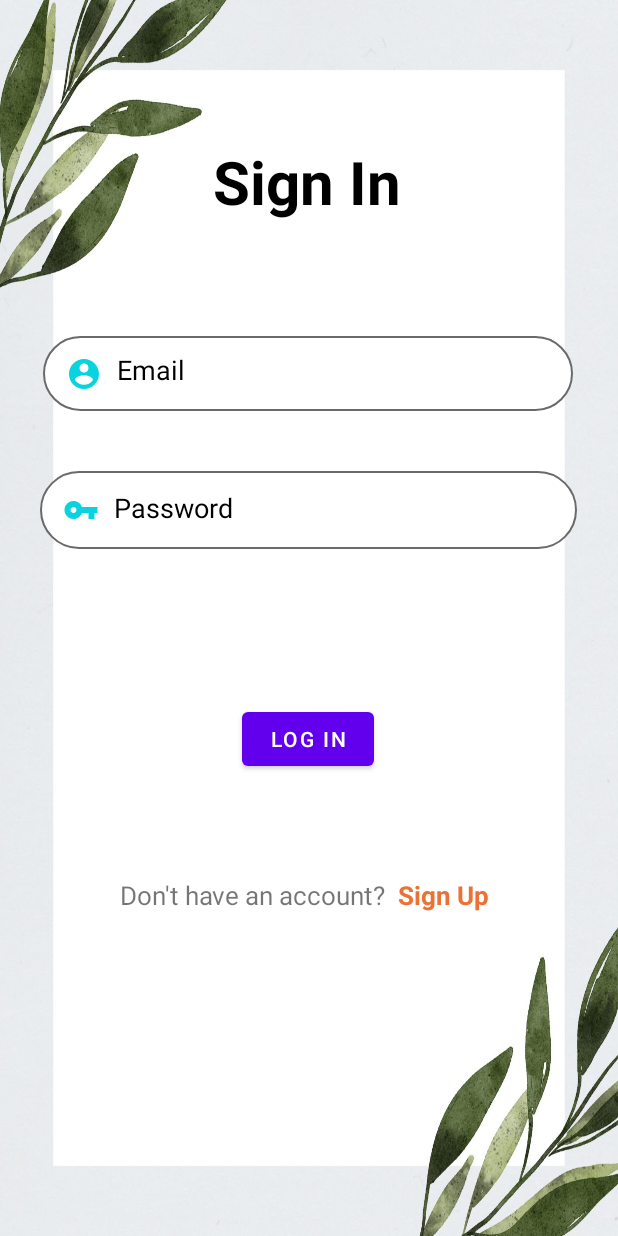
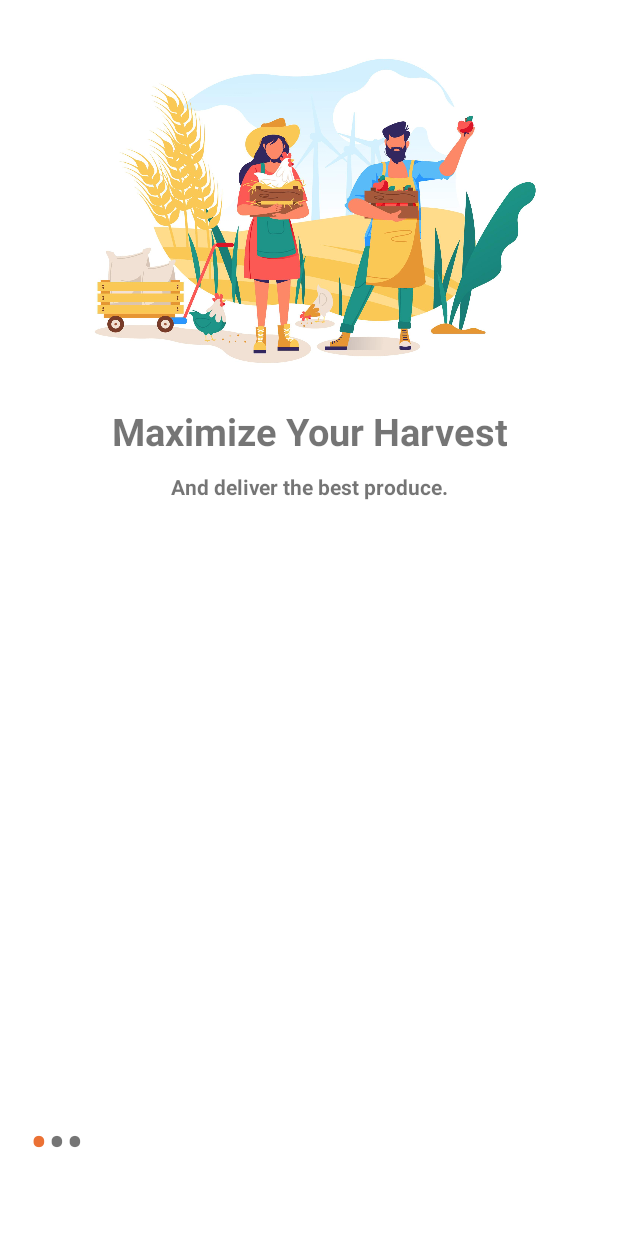
Before and after one commit to harisj58/farmer-vision, an Android app: the screen it shows after launch (LoginActivity before the commit, OnboardingActivity after it), on a phone screen of 412 x 824 dp. Run offline under Robolectric (Android 15) with nearby library versions, the phone set to English and light mode, and no system bars; our stand-ins replace Firebase (no records; nobody signed in at launch, a user with empty details on screens opened directly).

Commit message:
Added onboarding screen

```diff
--- a/app/src/main/AndroidManifest.xml
+++ b/app/src/main/AndroidManifest.xml
@@ -15,6 +15,10 @@
         android:roundIcon="@mipmap/ic_launcher_round"
         android:taskAffinity=""
         tools:ignore="AllowBackup">
+        <activity
+            android:name=".OnboardingActivity"
+            android:exported="false"
+            android:theme="@style/Theme.MaterialComponents.Light.NoActionBar"/>
         <activity
             android:name=".Cameralist"
             android:exported="false"
--- a/app/src/main/java/org/tensorflow/lite/examples/objectdetection/LoginActivity.java
+++ b/app/src/main/java/org/tensorflow/lite/examples/objectdetection/LoginActivity.java
@@ -1,6 +1,7 @@
 package org.tensorflow.lite.examples.objectdetection;
 
 import android.content.Intent;
+import android.content.SharedPreferences;
 import android.os.Bundle;
 import android.view.View;
 import android.widget.Button;
@@ -23,6 +24,8 @@ public class LoginActivity extends AppCompatActivity {
     Button btnlogin;
     TextView btnsignup;
     FirebaseAuth mAuth;
+
+    SharedPreferences sharedPreferences;
 
 
     @Override
@@ -66,6 +69,18 @@ public class LoginActivity extends AppCompatActivity {
             }
         });
 
+        sharedPreferences=getSharedPreferences("onBoardingScreen", MODE_PRIVATE);
+        boolean isFirstTime=sharedPreferences.getBoolean("firstTime", true);
+        if(isFirstTime)
+        {
+            SharedPreferences.Editor editor=sharedPreferences.edit();
+            editor.putBoolean("firstTime",false);
+            editor.commit();
+            Intent intent=new Intent(LoginActivity.this, OnboardingActivity.class);
+            startActivity(intent);
+            finish();
+        }
+
         btnsignup.setOnClickListener(new View.OnClickListener() {
             @Override
             public void onClick(View view) {
@@ -73,6 +88,8 @@ public class LoginActivity extends AppCompatActivity {
             }
         });
 
+        if(!isFirstTime)
+        {
             FirebaseUser mFireBaseUser = mAuth.getCurrentUser();
             if (mFireBaseUser != null) {
                 Toast.makeText(LoginActivity.this, "You are logged in", Toast.LENGTH_SHORT).show();
@@ -80,6 +97,7 @@ public class LoginActivity extends AppCompatActivity {
                 startActivity(i);
             } else
                 Toast.makeText(LoginActivity.this, "Please login", Toast.LENGTH_SHORT).show();
+        }
 
     }
 }
--- /dev/null
+++ b/app/src/main/java/org/tensorflow/lite/examples/objectdetection/OnboardingActivity.java
@@ -0,0 +1,93 @@
+package org.tensorflow.lite.examples.objectdetection;
+
+import androidx.appcompat.app.AppCompatActivity;
+import androidx.viewpager.widget.ViewPager;
+
+import android.content.Intent;
+import android.os.Bundle;
+import android.text.Html;
+import android.view.View;
+import android.view.WindowManager;
+import android.view.animation.Animation;
+import android.view.animation.AnimationUtils;
+import android.widget.Button;
+import android.widget.ImageView;
+import android.widget.LinearLayout;
+import android.widget.TextView;
+
+public class OnboardingActivity extends AppCompatActivity {
+
+    ViewPager viewPager;
+    LinearLayout dotsLayout;
+    SliderAdapter sliderAdapter;
+    TextView dots[];
+    Button btn;
+    Animation animation;
+
+    @Override
+    protected void onCreate(Bundle savedInstanceState) {
+        super.onCreate(savedInstanceState);
+        //hide status bar
+        getWindow().setFlags(WindowManager.LayoutParams.FLAG_FULLSCREEN, WindowManager.LayoutParams.FLAG_FULLSCREEN);
+        setContentView(R.layout.activity_onboarding);
+        viewPager=findViewById(R.id.slider);
+        dotsLayout=findViewById(R.id.dots);
+        btn=findViewById(R.id.get_started_btn);
+        addDots(0);
+        viewPager.addOnPageChangeListener(changeListener);
+        //Call Adapter
+        sliderAdapter=new SliderAdapter(this);
+        viewPager.setAdapter(sliderAdapter);
+        btn.setOnClickListener(new View.OnClickListener() {
+            @Override
+            public void onClick(View v) {
+                startActivity(new Intent(OnboardingActivity.this, LoginActivity.class));
+                finish();
+            }
+        });
+    }
+    private void addDots(int position)
+    {
+        dots=new TextView[3];
+        dotsLayout.removeAllViews();
+        for(int i=0;i<dots.length;i++)
+        {
+            dots[i]=new TextView(this);
+            dots[i].setText(Html.fromHtml("&#8226;"));
+            dots[i].setTextSize(35);
+            dotsLayout.addView(dots[i]);
+        }
+        if(dots.length>0)
+            dots[position].setTextColor(getResources().getColor(R.color.orange));
+    }
+    ViewPager.OnPageChangeListener changeListener=new ViewPager.OnPageChangeListener() {
+        @Override
+        public void onPageScrolled(int position, float positionOffset, int positionOffsetPixels) {
+
+        }
+
+        @Override
+        public void onPageSelected(int position) {
+            addDots(position);
+            if(position==0)
+            {
+                btn.setVisibility(View.INVISIBLE);
+            }
+            else if(position==1)
+            {
+                btn.setVisibility(View.INVISIBLE);
+            }
+            else
+            {
+                animation= AnimationUtils.loadAnimation(OnboardingActivity.this, R.anim.slide_animation);
+                btn.setAnimation(animation);
+                btn.setVisibility(View.VISIBLE);
+            }
+        }
+
+        @Override
+        public void onPageScrollStateChanged(int state) {
+
+        }
+    };
+}
--- /dev/null
+++ b/app/src/main/java/org/tensorflow/lite/examples/objectdetection/SliderAdapter.java
@@ -0,0 +1,72 @@
+package org.tensorflow.lite.examples.objectdetection;
+
+import android.content.Context;
+import android.view.LayoutInflater;
+import android.view.View;
+import android.view.ViewGroup;
+import android.widget.ImageView;
+import android.widget.TextView;
+
+import androidx.annotation.NonNull;
+import androidx.constraintlayout.widget.ConstraintLayout;
+import androidx.viewpager.widget.PagerAdapter;
+
+public class SliderAdapter extends PagerAdapter {
+    Context context;
+    LayoutInflater layoutInflater;
+
+    public SliderAdapter(Context context)
+    {
+        this.context=context;
+    }
+
+    int imagesArray[]={
+            R.drawable.onboardscreen1,
+            R.drawable.onboardscreen2,
+            R.drawable.onboardscreen3
+    };
+
+    int headingArray[]={
+            R.string.first_slide,
+            R.string.second_slide,
+            R.string.third_slide
+    };
+
+    int descriptionArray[]={
+            R.string.description1,
+            R.string.description2,
+            R.string.description3
+    };
+
+    @Override
+    public int getCount()
+    {
+        return headingArray.length;
+    }
+
+    @Override
+    public boolean isViewFromObject(@NonNull View view, @NonNull Object object) {
+        return view==(ConstraintLayout) object;
+    }
+
+    @NonNull
+    @Override
+    public Object instantiateItem(@NonNull ViewGroup container, int position)
+    {
+        layoutInflater=(LayoutInflater)context.getSystemService(context.LAYOUT_INFLATER_SERVICE);
+        View view=layoutInflater.inflate(R.layout.sliding_layout, container, false);
+        ImageView imageView=view.findViewById(R.id.slider_img);
+        TextView heading=view.findViewById(R.id.heading);
+        TextView description=view.findViewById(R.id.description);
+        imageView.setImageResource(imagesArray[position]);
+        heading.setText(headingArray[position]);
+        description.setText(descriptionArray[position]);
+        container.addView(view);
+        return view;
+    }
+    @Override
+    public void destroyItem(@NonNull ViewGroup container, int position, @NonNull Object object)
+    {
+        container.removeView((ConstraintLayout)object);
+    }
+}
--- /dev/null
+++ b/app/src/main/res/drawable/ic_baseline_arrow_forward_ios_24.xml
@@ -0,0 +1,10 @@
+<vector xmlns:android="http://schemas.android.com/apk/res/android"
+    android:width="24dp"
+    android:height="24dp"
+    android:viewportWidth="24"
+    android:viewportHeight="24"
+    android:tint="?attr/colorControlNormal">
+  <path
+      android:fillColor="@android:color/white"
+      android:pathData="M5.88,4.12L13.76,12l-7.88,7.88L8,22l10,-10L8,2z"/>
+</vector>
--- a/app/src/main/res/layout/activity_login.xml
+++ b/app/src/main/res/layout/activity_login.xml
@@ -32,8 +32,6 @@
         android:ems="10"
         android:hint="Email"
         android:inputType="textEmailAddress"
-        android:textColor="@android:color/black"
-        android:textColorHint="@android:color/black"
         android:drawablePadding="10dp"
         android:padding="15dp"
         app:layout_constraintEnd_toEndOf="parent"
@@ -53,8 +51,6 @@
         android:hint="Password"
         android:inputType="textPassword"
         android:padding="15dp"
-        android:textColor="@android:color/black"
-        android:textColorHint="@android:color/black"
         app:layout_constraintEnd_toEndOf="parent"
         app:layout_constraintHorizontal_bias="0.49"
         app:layout_constraintStart_toStartOf="parent"
--- /dev/null
+++ b/app/src/main/res/layout/activity_onboarding.xml
@@ -0,0 +1,46 @@
+<?xml version="1.0" encoding="utf-8"?>
+<androidx.constraintlayout.widget.ConstraintLayout xmlns:android="http://schemas.android.com/apk/res/android"
+    android:layout_width="match_parent"
+    android:layout_height="match_parent"
+    xmlns:app="http://schemas.android.com/apk/res-auto"
+    xmlns:tools="http://schemas.android.com/tools"
+    android:padding="20dp"
+    tools:context=".OnboardingActivity">
+
+    <androidx.viewpager.widget.ViewPager
+        android:id="@+id/slider"
+        android:layout_width="match_parent"
+        android:layout_height="0dp"
+        app:layout_constraintBottom_toTopOf="@+id/relativeLayout1"
+        app:layout_constraintEnd_toEndOf="parent"
+        app:layout_constraintStart_toStartOf="parent"
+        app:layout_constraintTop_toTopOf="parent" />
+
+    <RelativeLayout
+        android:id="@+id/relativeLayout1"
+        android:layout_width="match_parent"
+        android:layout_height="150dp"
+        app:layout_constraintBottom_toBottomOf="parent"
+        app:layout_constraintEnd_toEndOf="parent"
+        app:layout_constraintStart_toStartOf="parent">
+
+        <Button
+            android:visibility="invisible"
+            android:id="@+id/get_started_btn"
+            android:layout_width="match_parent"
+            android:layout_height="wrap_content"
+            android:padding="10dp"
+            android:text="Lets get started" />
+
+        <LinearLayout
+            android:id="@+id/dots"
+            android:layout_width="wrap_content"
+            android:layout_height="wrap_content"
+            android:layout_alignParentBottom="true"
+            android:orientation="horizontal"
+            android:paddingBottom="20dp" />
+
+
+    </RelativeLayout>
+
+</androidx.constraintlayout.widget.ConstraintLayout>
--- a/app/src/main/res/layout/activity_setname.xml
+++ b/app/src/main/res/layout/activity_setname.xml
@@ -35,7 +35,7 @@
         android:inputType="textPersonName"
         android:background="@drawable/edit_text_bg"
         android:drawableLeft="@drawable/ic_edit_pencil_24"
-        android:text="Camera Name"
+        android:hint="Enter Camera Name"
         android:drawablePadding="10dp"
         android:padding="15dp"
         app:layout_constraintEnd_toEndOf="parent"
--- /dev/null
+++ b/app/src/main/res/layout/sliding_layout.xml
@@ -0,0 +1,42 @@
+<?xml version="1.0" encoding="utf-8"?>
+<androidx.constraintlayout.widget.ConstraintLayout xmlns:android="http://schemas.android.com/apk/res/android"
+    android:layout_width="match_parent"
+    android:layout_height="match_parent"
+    xmlns:app="http://schemas.android.com/apk/res-auto">
+
+    <ImageView
+        android:id="@+id/slider_img"
+        android:layout_width="0dp"
+        android:layout_height="250dp"
+        app:layout_constraintEnd_toEndOf="parent"
+        app:layout_constraintStart_toStartOf="parent"
+        app:layout_constraintTop_toTopOf="parent"
+        app:srcCompat="@drawable/onboardscreen1" />
+
+    <TextView
+        android:id="@+id/heading"
+        app:layout_constraintEnd_toEndOf="parent"
+        app:layout_constraintStart_toStartOf="parent"
+        app:layout_constraintTop_toBottomOf="@+id/slider_img"
+        android:layout_width="wrap_content"
+        android:layout_height="wrap_content"
+        android:text="@string/first_slide"
+        android:textAlignment="center"
+        android:textSize="25sp"
+        android:textStyle="bold"
+        android:gravity="center_horizontal" />
+
+    <TextView
+        android:id="@+id/description"
+        android:layout_width="wrap_content"
+        android:layout_height="wrap_content"
+        android:layout_marginTop="10dp"
+        android:text="@string/description1"
+        android:textAlignment="center"
+        android:textStyle="bold"
+        app:layout_constraintEnd_toEndOf="parent"
+        app:layout_constraintStart_toStartOf="parent"
+        app:layout_constraintTop_toBottomOf="@+id/heading"
+        android:gravity="center_horizontal" />
+
+</androidx.constraintlayout.widget.ConstraintLayout>
--- a/app/src/main/res/values/strings.xml
+++ b/app/src/main/res/values/strings.xml
@@ -53,4 +53,10 @@
         <item>EfficientDet Lite2</item>
         <item>Stray Animal</item>
     </string-array>
+    <string name="first_slide">Maximize Your Harvest</string>
+    <string name="second_slide">Protect Your Farm</string>
+    <string name="third_slide">Just Relax</string>
+    <string name="description1">And deliver the best produce.</string>
+    <string name="description2">Our service secures your land.</string>
+    <string name="description3">Rest assured, our tech stays vigilant for you.</string>
 </resources>
```
Also changed, not shown: app/src/main/res/anim/slide_animation.xml (added, +13 -0 lines), app/src/main/res/drawable/onboardscreen1.jpg (added), app/src/main/res/drawable/onboardscreen2.jpg (added), app/src/main/res/drawable/onboardscreen3.jpg (added). Lines whose indentation alone changed are shown as unchanged.
